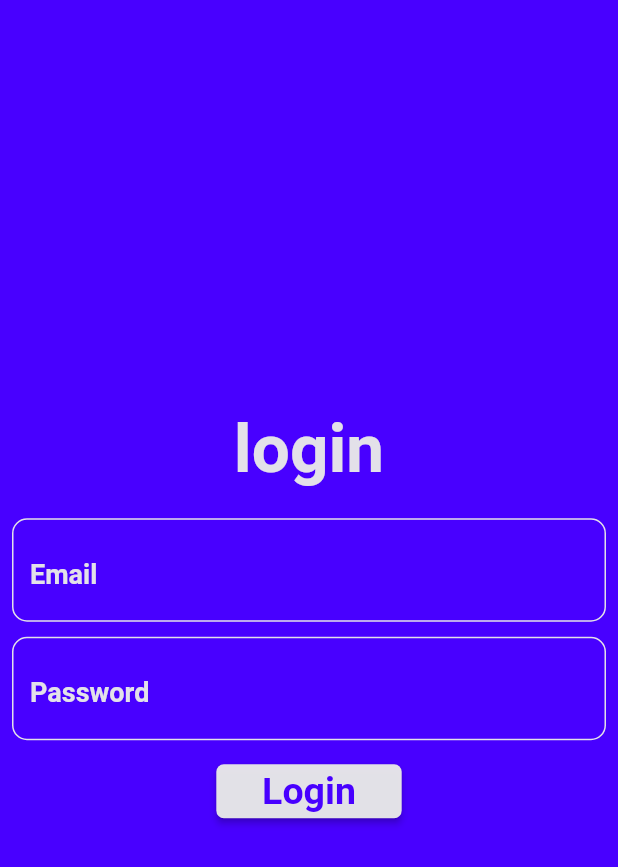
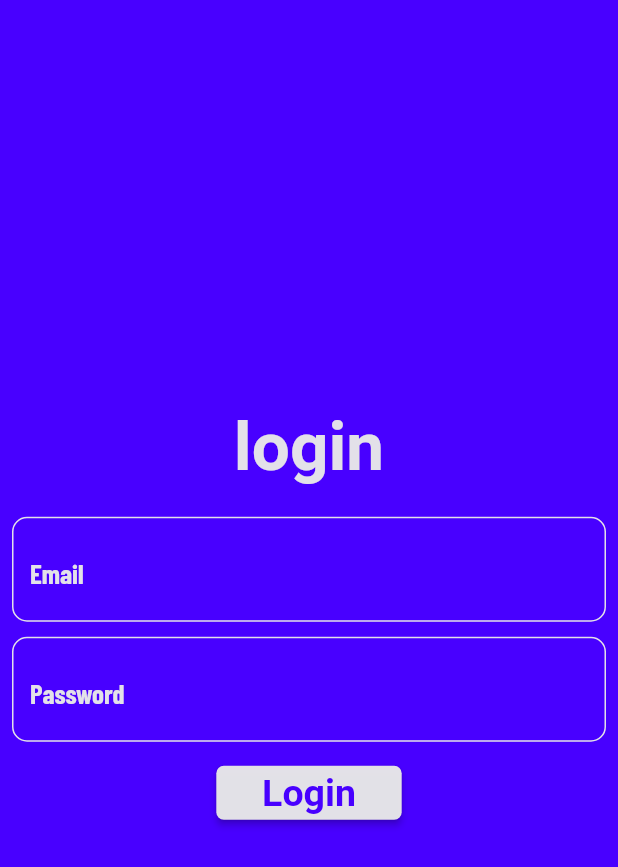
Before and after one commit to theTrivia/howlongtobeat, a Flutter app: the screen it shows after launch, after a tap on "Login", on a phone screen of 412 x 824 dp. Shown: the top 867 px of the screen. Run offline on Flutter 3.47's test engine with Material 2 defaults, Android fonts, the light colour scheme and no system bars; our stand-ins replace cloud_firestore, firebase_auth, firebase_core, flutter_secure_storage, font_awesome_flutter, google_fonts and 2 more; missing offline and left inert: dart:ffi, youtube_api; accounts and stored records are empty; generated files the repository leaves out were written again; network calls fail; Roboto replaces fonts that are missing (Staatliches).

Commit message:
minor bugs fixed / code refactored

```diff
--- a/lib/common/widgets/input-field.dart
+++ b/lib/common/widgets/input-field.dart
@@ -33,7 +33,7 @@ class InputField extends StatelessWidget {
       // fontSize: 25,
       // color: Color.fromARGB(255, 72, 0, 255),
       // fontWeight: FontWeight.w900,
-      style: GoogleFonts.staatliches(
+      style: GoogleFonts.barlowCondensed(
         color: inputTextColor,
         fontWeight: FontWeight.bold,
         fontSize: 25,
--- a/lib/main.dart
+++ b/lib/main.dart
@@ -15,7 +15,6 @@ import '../screens/main-page/main-page.dart';
 import '../screens/login/login.dart';
 import '../screens/search-page/search-page.dart';
 import '../screens/signup/signup.dart';
-import '../screens/user-fav/user-fav.dart';
 
 void main() async {
   WidgetsFlutterBinding.ensureInitialized();
@@ -44,7 +43,7 @@ void main() async {
         create: (_) => FavScrollerProvider(),
       ),
     ],
-    child: MyApp(),
+    child: const MyApp(),
   ));
 }
 
@@ -59,7 +58,7 @@ class MyApp extends StatelessWidget {
         initialRoute: '/splashScreen',
         routes: {
           "/splashScreen": (context) => SplashScreen(),
-          "/mainPage": (context) => MainPage(),
+          "/mainPage": (context) => const MainPage(),
           "/login": (context) => Login(),
           "/signup": (context) => Signup(),
           "/appMainPage": (context) => SearchPage(),
@@ -68,7 +67,7 @@ class MyApp extends StatelessWidget {
         theme: ThemeData(
           primarySwatch: Colors.blue,
         ),
-        home: Scaffold(
+        home: const Scaffold(
           body: MainPage(),
         ));
   }
--- a/lib/screens/user-fav/user-fav.dart
+++ b/lib/screens/user-fav/user-fav.dart
@@ -1,5 +1,4 @@
 import 'dart:convert';
-import 'dart:io';
 
 import 'package:flutter/material.dart';
 import 'package:hltb/common/widgets/loading-anime.dart';
@@ -10,7 +9,6 @@ import 'package:provider/provider.dart';
 import 'package:http/http.dart' as http;
 
 import '../../private-creds.dart';
-import '../../providers/search-game-provider.dart';
 import '../../providers/show-overlaw-loader-provider.dart';
 import '../../providers/user-favourite-game-provider.dart';
 import '../game-card/game-card.dart';
@@ -177,7 +175,7 @@ class _UserFavState extends State<UserFav> {
                             .userFavouriteGameList
                             .length ==
                         0)
-                    ? EmptyFavList()
+                    ? const EmptyFavList()
                     : (context
                             .watch<UserFavouriteGameProvider>()
                             .favGameDetails
```
Also changed, not shown: lib/screens/game-detail/game-detail.dart (+16 -16 lines), lib/screens/game-detail/helper-function.dart (+6 -2 lines).
